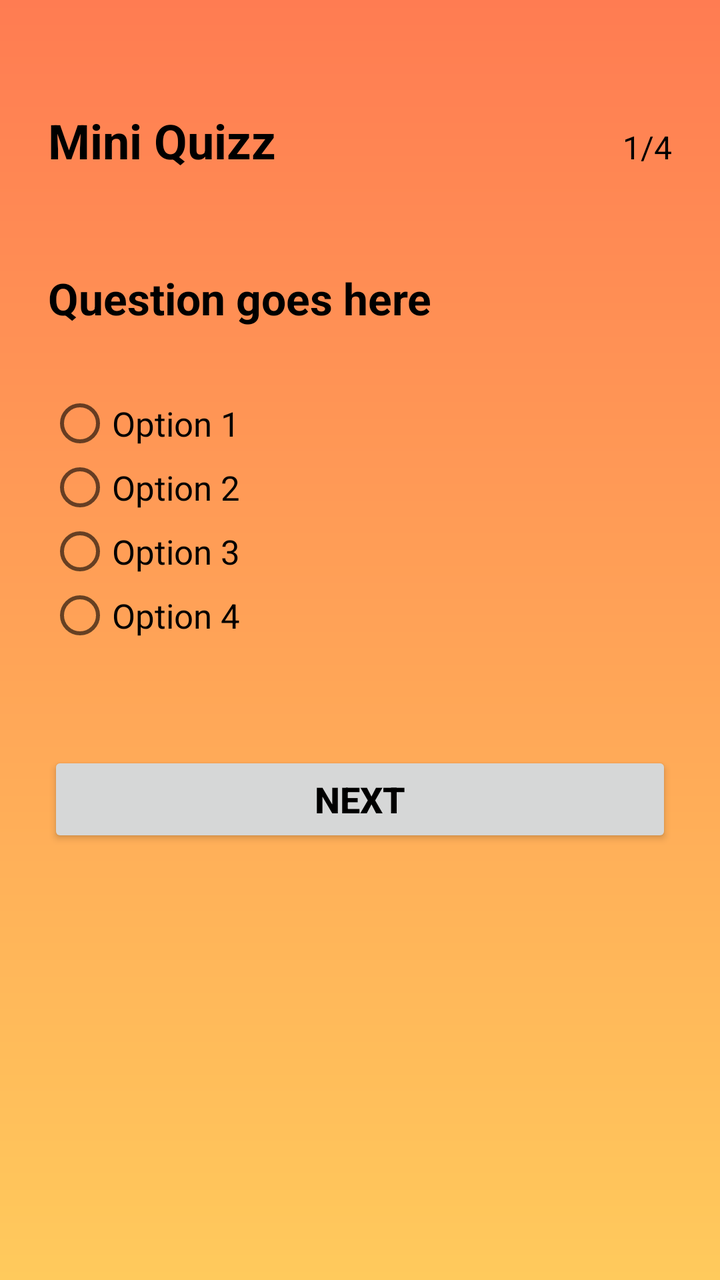
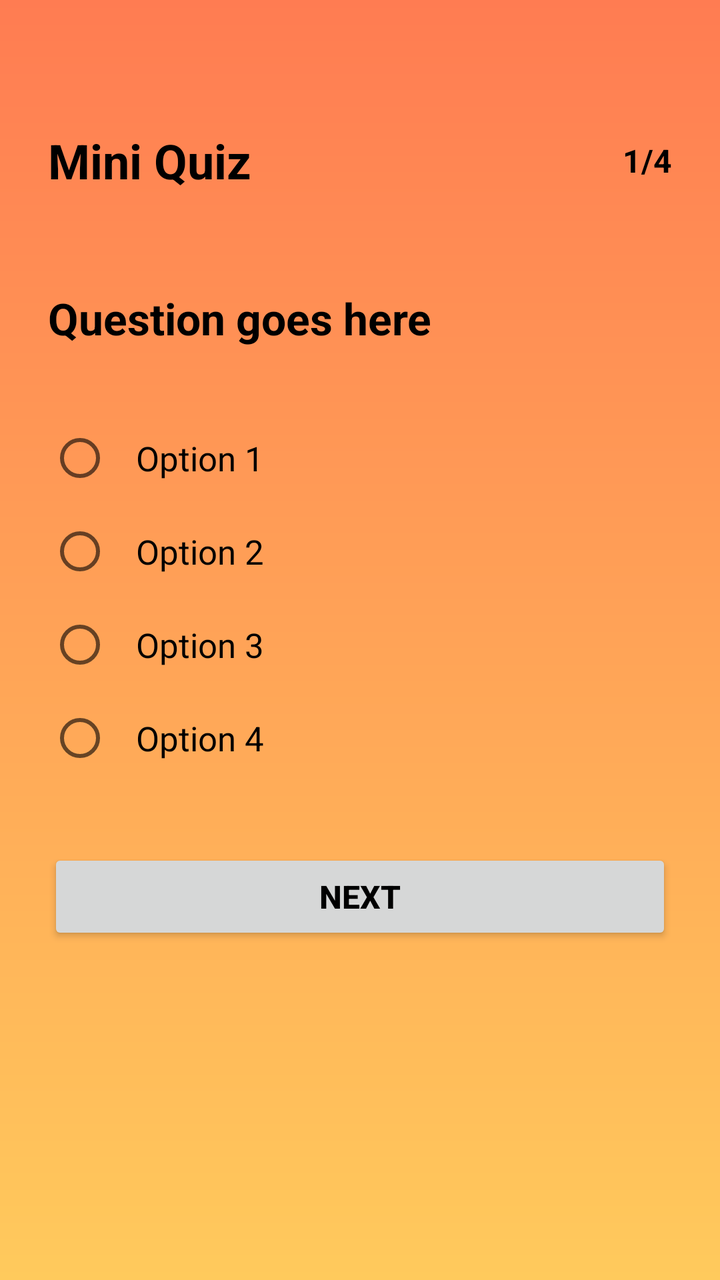

Before-and-after screenshots of an Android layout around one commit, followed by the original layout XML and the change that was made.
<!-- AndroidManifest.xml: application theme Theme.QuizApp -->
<!-- res/layout/activity_main.xml -->
<?xml version="1.0" encoding="utf-8"?>
<LinearLayout
    xmlns:android="http://schemas.android.com/apk/res/android"
    android:layout_width="match_parent"
    android:layout_height="match_parent"
    android:orientation="vertical"
    android:padding="24dp"
    android:background="@drawable/background">

    <LinearLayout
        android:layout_width="match_parent"
        android:layout_height="wrap_content"
        android:orientation="horizontal">

        <TextView
            android:layout_width="0dp"
            android:layout_height="wrap_content"
            android:layout_weight="1"
            android:text="Mini Quizz"
            android:textColor="@color/black"
            android:layout_marginTop="30dp"
            android:textSize="24sp"
            android:textStyle="bold" />

        <TextView
            android:id="@+id/questionNumberText"
            android:layout_width="wrap_content"
            android:layout_height="wrap_content"
            android:text="1/4"
            android:textColor="@color/black"
            android:layout_marginTop="30dp"
            android:textSize="16sp" />

    </LinearLayout>

    <TextView
        android:id="@+id/questionText"
        android:layout_width="match_parent"
        android:layout_height="wrap_content"
        android:layout_marginTop="48dp"
        android:textColor="@color/black"
        android:text="Question goes here"
        android:textSize="22sp"
        android:textStyle="bold" />

    <RadioGroup
        android:id="@+id/optionsGroup"
        android:layout_width="match_parent"
        android:layout_height="wrap_content"
        android:layout_marginTop="32dp">

        <RadioButton
            android:id="@+id/option1"
            android:layout_width="match_parent"
            android:layout_height="wrap_content"
            android:textColor="@color/black"
            android:text="Option 1"
            android:textSize="17sp" />

        <RadioButton
            android:id="@+id/option2"
            android:layout_width="match_parent"
            android:layout_height="wrap_content"
            android:textColor="@color/black"
            android:text="Option 2"
            android:textSize="17sp" />

        <RadioButton
            android:id="@+id/option3"
            android:layout_width="match_parent"
            android:layout_height="wrap_content"
            android:text="Option 3"
            android:textColor="@color/black"
            android:textSize="17sp" />

        <RadioButton
            android:id="@+id/option4"
            android:layout_width="match_parent"
            android:layout_height="wrap_content"
            android:text="Option 4"
            android:textColor="@color/black"
            android:textSize="17sp" />

    </RadioGroup>

    <Button
        android:id="@+id/nextButton"
        android:layout_width="match_parent"
        android:layout_height="wrap_content"
        android:textSize="18sp"
        android:textStyle="bold"
        android:layout_marginTop="52dp"
        android:textColor="@color/black"
        android:text="Next" />

</LinearLayout>
<!-- resources referenced by this layout -->
<resources>
  <color name="black">#FF000000</color>
  <!-- drawable background (drawable) -->
  <?xml version="1.0" encoding="utf-8"?>
  <shape xmlns:android="http://schemas.android.com/apk/res/android">
      <gradient
          android:angle="100"
          android:type="linear"
          android:startColor="#FF7C52"
          android:endColor="#FFCA5C"/>
  </shape>
  <style name="Theme.QuizApp" parent="Theme.AppCompat.Light.NoActionBar" />
</resources>

<!-- the commit's change to res/layout/activity_main.xml (unified diff, before → after) -->
@@ -1,74 +1,83 @@
 <?xml version="1.0" encoding="utf-8"?>
-<LinearLayout
+<androidx.constraintlayout.widget.ConstraintLayout
     xmlns:android="http://schemas.android.com/apk/res/android"
+    xmlns:app="http://schemas.android.com/apk/res-auto"
     android:layout_width="match_parent"
     android:layout_height="match_parent"
-    android:orientation="vertical"
     android:padding="24dp"
     android:background="@drawable/background">
 
-    <LinearLayout
-        android:layout_width="match_parent"
+    <TextView
+        android:id="@+id/quizTitle"
+        android:layout_width="0dp"
         android:layout_height="wrap_content"
-        android:orientation="horizontal">
+        android:text="Mini Quiz"
+        android:textColor="@color/black"
+        android:textSize="24sp"
+        android:textStyle="bold"
+        app:layout_constraintTop_toTopOf="parent"
+        android:layout_marginTop="40dp"
+        app:layout_constraintStart_toStartOf="parent"
+        app:layout_constraintEnd_toStartOf="@id/questionNumberText" />
 
-        <TextView
-            android:layout_width="0dp"
-            android:layout_height="wrap_content"
-            android:layout_weight="1"
-            android:text="Mini Quizz"
-            android:textColor="@color/black"
-            android:layout_marginTop="30dp"
-            android:textSize="24sp"
-            android:textStyle="bold" />
-
-        <TextView
-            android:id="@+id/questionNumberText"
-            android:layout_width="wrap_content"
-            android:layout_height="wrap_content"
-            android:text="1/4"
-            android:textColor="@color/black"
-            android:layout_marginTop="30dp"
-            android:textSize="16sp" />
-
-    </LinearLayout>
+    <TextView
+        android:id="@+id/questionNumberText"
+        android:layout_width="wrap_content"
+        android:layout_height="wrap_content"
+        android:text="1/4"
+        android:textColor="@color/black"
+        android:textSize="16sp"
+        android:textStyle="bold"
+        app:layout_constraintTop_toTopOf="@id/quizTitle"
+        app:layout_constraintBottom_toBottomOf="@id/quizTitle"
+        app:layout_constraintStart_toEndOf="@id/quizTitle"
+        app:layout_constraintEnd_toEndOf="parent" />
 
     <TextView
         android:id="@+id/questionText"
-        android:layout_width="match_parent"
+        android:layout_width="0dp"
         android:layout_height="wrap_content"
         android:layout_marginTop="48dp"
+        android:text="Question goes here"
         android:textColor="@color/black"
-        android:text="Question goes here"
         android:textSize="22sp"
-        android:textStyle="bold" />
+        android:textStyle="bold"
+        app:layout_constraintTop_toBottomOf="@id/quizTitle"
+        app:layout_constraintStart_toStartOf="parent"
+        app:layout_constraintEnd_toEndOf="parent" />
 
     <RadioGroup
         android:id="@+id/optionsGroup"
-        android:layout_width="match_parent"
+        android:layout_width="0dp"
         android:layout_height="wrap_content"
-        android:layout_marginTop="32dp">
+        android:layout_marginTop="32dp"
+        app:layout_constraintTop_toBottomOf="@id/questionText"
+        app:layout_constraintStart_toStartOf="parent"
+        app:layout_constraintEnd_toEndOf="parent">
 
         <RadioButton
             android:id="@+id/option1"
             android:layout_width="match_parent"
             android:layout_height="wrap_content"
+            android:padding="12dp"
+            android:text="Option 1"
             android:textColor="@color/black"
-            android:text="Option 1"
             android:textSize="17sp" />
 
         <RadioButton
             android:id="@+id/option2"
             android:layout_width="match_parent"
             android:layout_height="wrap_content"
+            android:padding="12dp"
+            android:text="Option 2"
             android:textColor="@color/black"
-            android:text="Option 2"
             android:textSize="17sp" />
 
         <RadioButton
             android:id="@+id/option3"
             android:layout_width="match_parent"
             android:layout_height="wrap_content"
+            android:padding="12dp"
             android:text="Option 3"
             android:textColor="@color/black"
             android:textSize="17sp" />
@@ -77,6 +86,7 @@
             android:id="@+id/option4"
             android:layout_width="match_parent"
             android:layout_height="wrap_content"
+            android:padding="12dp"
             android:text="Option 4"
             android:textColor="@color/black"
             android:textSize="17sp" />
@@ -85,12 +95,15 @@
 
     <Button
         android:id="@+id/nextButton"
-        android:layout_width="match_parent"
+        android:layout_width="0dp"
         android:layout_height="wrap_content"
-        android:textSize="18sp"
+        android:layout_marginTop="32dp"
+        android:text="NEXT"
+        android:textColor="@color/black"
+        android:textSize="16sp"
         android:textStyle="bold"
-        android:layout_marginTop="52dp"
-        android:textColor="@color/black"
-        android:text="Next" />
+        app:layout_constraintTop_toBottomOf="@id/optionsGroup"
+        app:layout_constraintStart_toStartOf="parent"
+        app:layout_constraintEnd_toEndOf="parent" />
 
-</LinearLayout>
+</androidx.constraintlayout.widget.ConstraintLayout>
